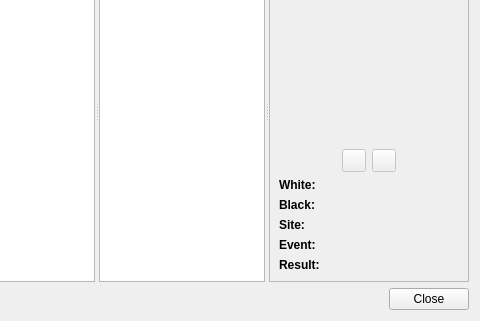
cutechess/cutechess, file projects/gui/ui/gamedatabasedlg.ui: the form before one commit; both pictures show x 82 to 562 and y 100 to 421 of the 562 by 421 pixel window.
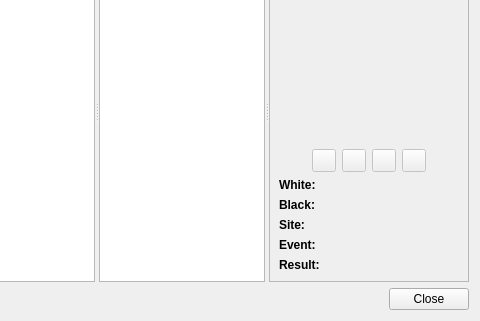
The form after the commit.

Commit message: Buttons for skipping to first and last move in GameDatabaseDialog

What changed in the file:
```diff
--- a/projects/gui/ui/gamedatabasedlg.ui
+++ b/projects/gui/ui/gamedatabasedlg.ui
@@ -101,17 +101,17 @@
                 </item>
                 <item>
                  <layout class="QGridLayout" name="gridLayout_4">
-                  <item row="0" column="1">
-                   <widget class="QToolButton" name="m_previousMoveButton">
-                    <property name="enabled">
-                     <bool>false</bool>
-                    </property>
-                    <property name="text">
-                     <string/>
-                    </property>
-                   </widget>
-                  </item>
                   <item row="0" column="2">
+                   <widget class="QToolButton" name="m_previousMoveButton">
+                    <property name="enabled">
+                     <bool>false</bool>
+                    </property>
+                    <property name="text">
+                     <string/>
+                    </property>
+                   </widget>
+                  </item>
+                  <item row="0" column="3">
                    <widget class="QToolButton" name="m_nextMoveButton">
                     <property name="enabled">
                      <bool>false</bool>
@@ -134,7 +134,7 @@
                     </property>
                    </spacer>
                   </item>
-                  <item row="0" column="3">
+                  <item row="0" column="5">
                    <spacer name="horizontalSpacer_2">
                     <property name="orientation">
                      <enum>Qt::Horizontal</enum>
@@ -147,6 +147,26 @@
                     </property>
                    </spacer>
                   </item>
+                  <item row="0" column="1">
+                   <widget class="QToolButton" name="m_skipToFirstMoveButton">
+                    <property name="enabled">
+                     <bool>false</bool>
+                    </property>
+                    <property name="text">
+                     <string/>
+                    </property>
+                   </widget>
+                  </item>
+                  <item row="0" column="4">
+                   <widget class="QToolButton" name="m_skipToLastMoveButton">
+                    <property name="enabled">
+                     <bool>false</bool>
+                    </property>
+                    <property name="text">
+                     <string/>
+                    </property>
+                   </widget>
+                  </item>
                  </layout>
                 </item>
                </layout>
```
The commit also changes 2 other files.
